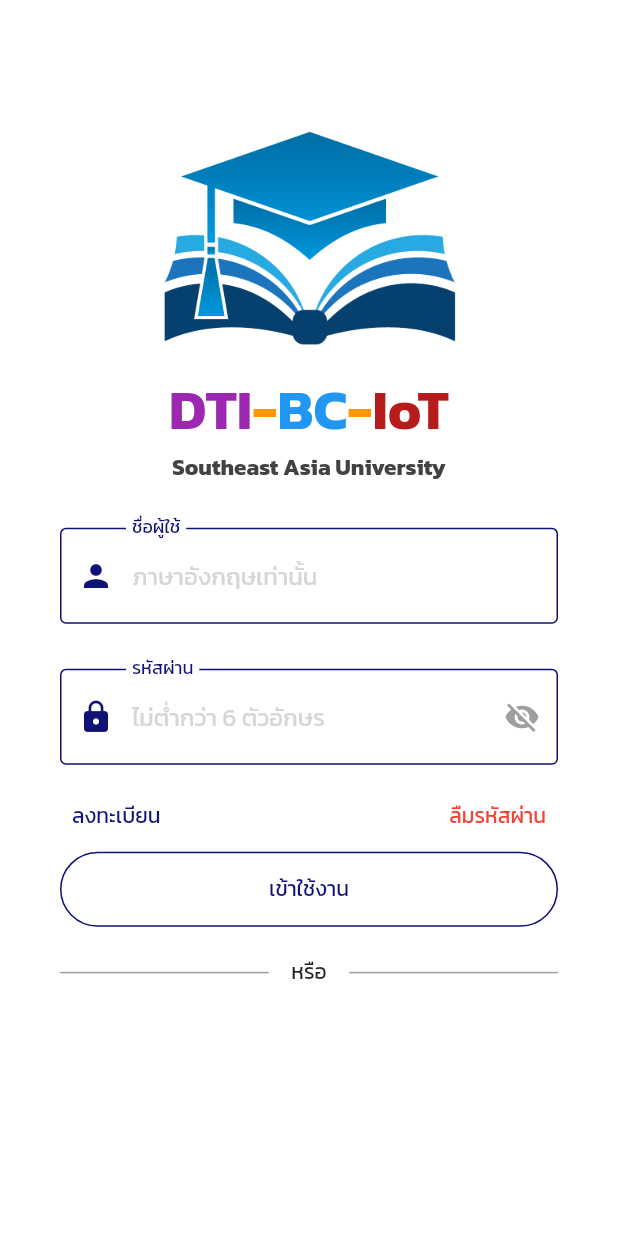
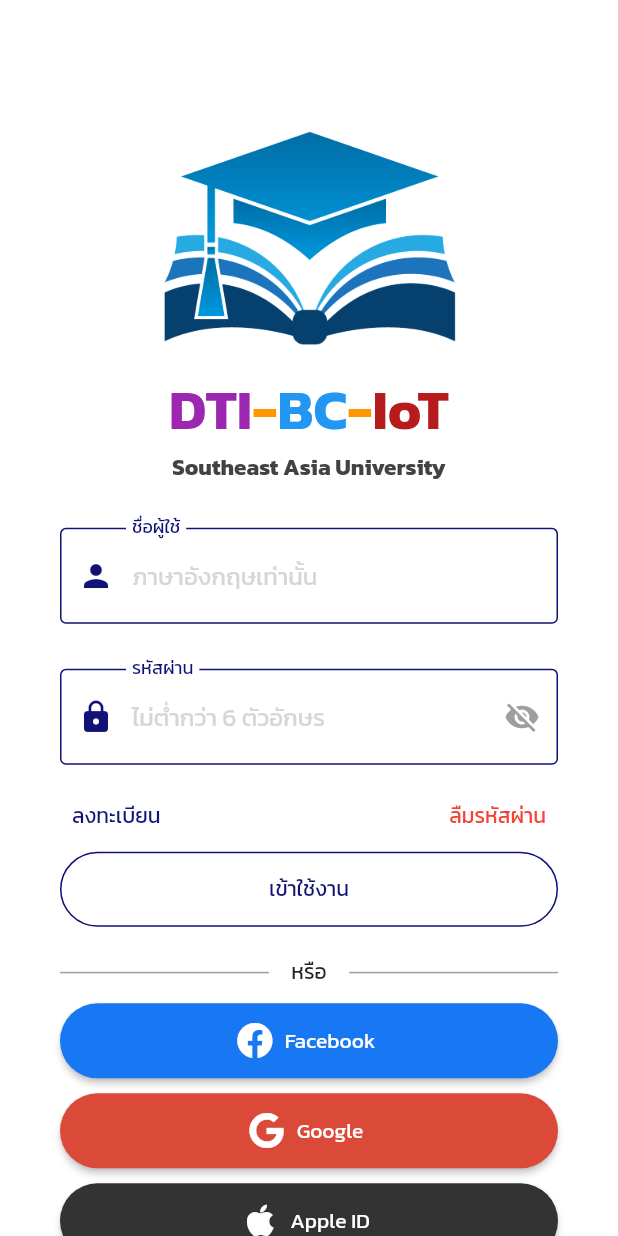
Before and after one commit to s6135410016/flutter_app_bc01, a Flutter app: the screen it shows after launch, on a phone screen of 412 x 824 dp. Run offline on Flutter 3.47's test engine with Material 2 defaults, Android fonts, the phone set to English and light mode, and no system bars; our stand-ins replace font_awesome_flutter.

Commit message:
Code V.2 Do xxxxxx

```diff
--- a/lib/main.dart
+++ b/lib/main.dart
@@ -5,8 +5,7 @@ void main() {
   runApp(
     MaterialApp(
       debugShowCheckedModeBanner: false,
-      home:LoginUI(), //เรียกหน้าจอแรก
+      home: LoginUI(), //เรียกหน้าจอแรก
     ),
   );
-
 }
--- a/lib/views/login_ui.dart
+++ b/lib/views/login_ui.dart
@@ -1,4 +1,5 @@
 import 'package:flutter/material.dart';
+import 'package:font_awesome_flutter/font_awesome_flutter.dart';
 
 class LoginUI extends StatefulWidget {
   const LoginUI({Key? key}) : super(key: key);
@@ -276,6 +277,164 @@ class _LoginUIState extends State<LoginUI> {
                   ],
                 ),
               ),
+              SizedBox(
+                height: 10.0,
+              ),
+              ElevatedButton.icon(
+                onPressed: () {},
+                icon: Icon(
+                  FontAwesomeIcons.facebook,
+                ),
+                label: Text(
+                  'Facebook',
+                  style: TextStyle(
+                    fontFamily: 'Kanit',
+                  ),
+                ),
+                style: ElevatedButton.styleFrom(
+                  primary: Color(0xFF1877f2),
+                  fixedSize: Size(
+                    MediaQuery.of(context).size.width - 80,
+                    50.0,
+                  ),
+                  shape: RoundedRectangleBorder(
+                    borderRadius: BorderRadius.circular(
+                      50.0,
+                    ),
+                  ),
+                ),
+              ),
+              SizedBox(
+                height: 10.0,
+              ),
+              ElevatedButton.icon(
+                onPressed: () {},
+                icon: Icon(
+                  FontAwesomeIcons.google,
+                ),
+                label: Text(
+                  'Google',
+                  style: TextStyle(
+                    fontFamily: 'Kanit',
+                  ),
+                ),
+                style: ElevatedButton.styleFrom(
+                  primary: Color(0xFFdb4a39),
+                  fixedSize: Size(
+                    MediaQuery.of(context).size.width - 80,
+                    50.0,
+                  ),
+                  shape: RoundedRectangleBorder(
+                    borderRadius: BorderRadius.circular(
+                      50.0,
+                    ),
+                  ),
+                ),
+              ),
+              SizedBox(
+                height: 10.0,
+              ),
+              ElevatedButton.icon(
+                onPressed: () {},
+                icon: Icon(
+                  FontAwesomeIcons.apple,
+                ),
+                label: Text(
+                  'Apple ID',
+                  style: TextStyle(
+                    fontFamily: 'Kanit',
+                  ),
+                ),
+                style: ElevatedButton.styleFrom(
+                  primary: Color(0xFF333333),
+                  fixedSize: Size(
+                    MediaQuery.of(context).size.width - 80,
+                    50.0,
+                  ),
+                  shape: RoundedRectangleBorder(
+                    borderRadius: BorderRadius.circular(
+                      50.0,
+                    ),
+                  ),
+                ),
+              ),
+              SizedBox(
+                height: 10.0,
+              ),
+              Row(
+                mainAxisAlignment: MainAxisAlignment.center,
+                children: [
+                  OutlinedButton(
+                    onPressed: () {},
+                    child: Icon(
+                      FontAwesomeIcons.instagram,
+                    ),
+                    style: OutlinedButton.styleFrom(
+                      side: BorderSide(
+                        color: Color(0xFF8a3ab9),
+                      ),
+                      fixedSize: Size(
+                        65.0,
+                        65.0,
+                      ),
+                      shape: RoundedRectangleBorder(
+                        borderRadius: BorderRadius.circular(
+                          65.0,
+                        ),
+                      ),
+                      primary: Color(0xFF8a3ab9),
+                    ),
+                  ),
+                  SizedBox(
+                    width: 15.0,
+                  ),
+                  ElevatedButton(
+                    onPressed: () {},
+                    child: Icon(
+                      FontAwesomeIcons.twitter,
+                    ),
+                    style: ElevatedButton.styleFrom(
+                      fixedSize: Size(
+                        65.0,
+                        65.0,
+                      ),
+                      shape: RoundedRectangleBorder(
+                        borderRadius: BorderRadius.circular(
+                          65.0,
+                        ),
+                      ),
+                      primary: Color(0xFF00aced),
+                    ),
+                  ),
+                  SizedBox(
+                    width: 15.0,
+                  ),
+                  OutlinedButton(
+                    onPressed: () {},
+                    child: Icon(
+                      FontAwesomeIcons.linkedin,
+                    ),
+                    style: OutlinedButton.styleFrom(
+                      side: BorderSide(
+                        color: Color(0xFF0077b5),
+                      ),
+                      fixedSize: Size(
+                        65.0,
+                        65.0,
+                      ),
+                      shape: RoundedRectangleBorder(
+                        borderRadius: BorderRadius.circular(
+                          65.0,
+                        ),
+                      ),
+                      primary: Color(0xFF0077b5),
+                    ),
+                  ),
+                ],
+              ),
+              SizedBox(
+                height: 50.0,
+              ),
             ],
           ),
         ),
--- a/pubspec.yaml
+++ b/pubspec.yaml
@@ -28,6 +28,7 @@ dependencies:
   # The following adds the Cupertino Icons font to your application.
   # Use with the CupertinoIcons class for iOS style icons.
   cupertino_icons: ^1.0.2
+  font_awesome_flutter: ^9.1.0
 
 dev_dependencies:
   flutter_test:
```
Also changed, not shown: pubspec.lock.
